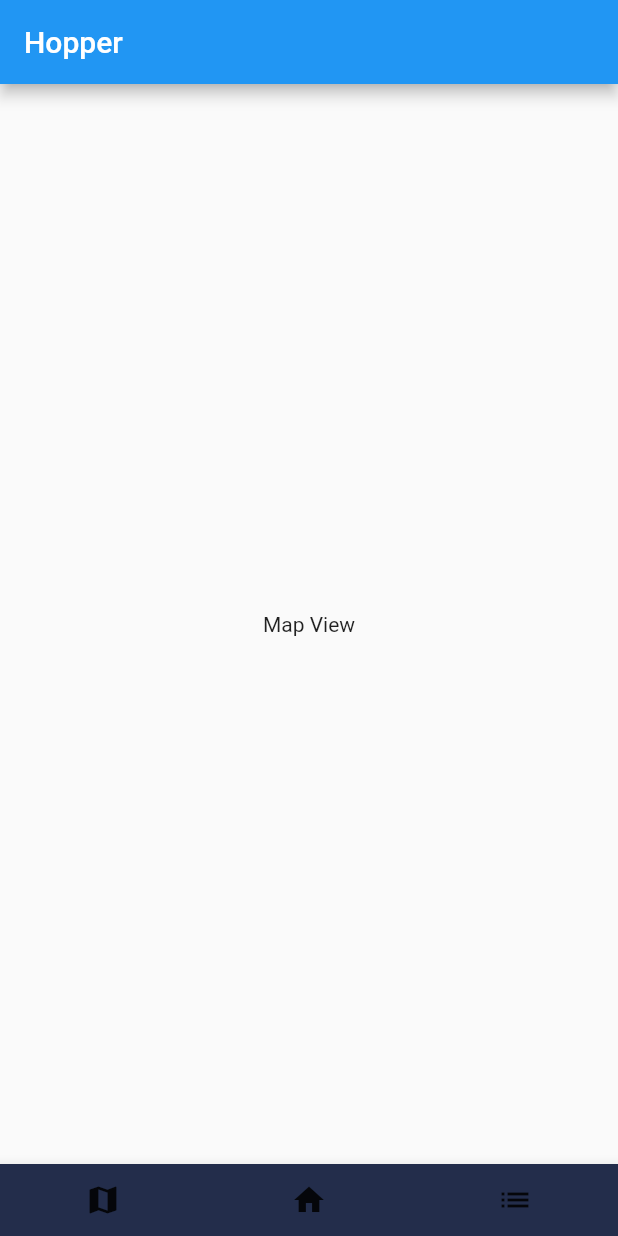
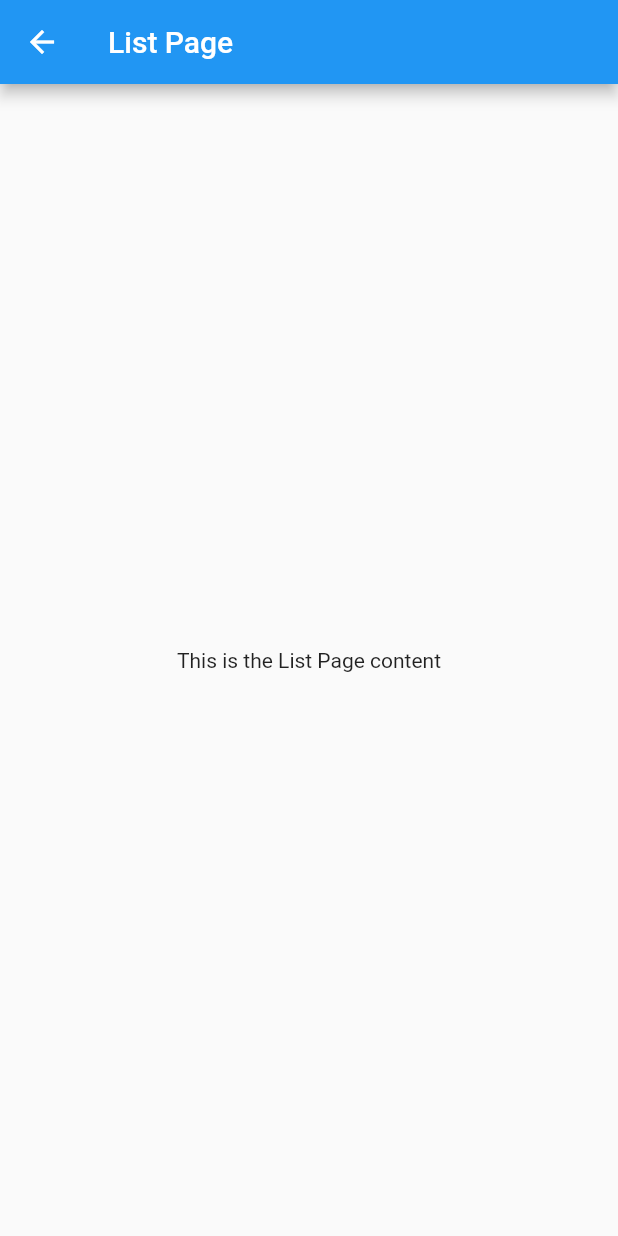
Before and after one commit to Project-Code-UVA/Hopper, a Flutter app: the screen it shows after launch, after a tap on the "list" icon, on a phone screen of 412 x 824 dp. Run offline on Flutter 3.47's test engine with Material 2 defaults, Android fonts, the phone set to English and light mode, and no system bars; missing offline and left inert: dart:html.

Commit message:
new list page

```diff
--- /dev/null
+++ b/lib/listpage.dart
@@ -0,0 +1,15 @@
+import 'package:flutter/material.dart';
+
+class ListPage extends StatelessWidget {
+  @override
+  Widget build(BuildContext context) {
+    return Scaffold(
+      appBar: AppBar(
+        title: Text('List Page'),
+      ),
+      body: Center(
+        child: Text('This is the List Page content'),
+      ),
+    );
+  }
+}
--- a/lib/main.dart
+++ b/lib/main.dart
@@ -1,3 +1,6 @@
+import 'dart:html';
+import 'listpage.dart';
+
 import 'package:flutter/material.dart';
 
 void main() {
@@ -13,6 +16,7 @@
     return MaterialApp(
       home: Scaffold(
         appBar: AppBar(
+          backgroundColor: Color.fromARGB(255, 35, 45, 75),
           title: Text('Hopper'), // Name of the app)
         ),
         body: MyMapScreen(), // Your map screen widget
@@ -56,6 +60,10 @@
           IconButton(
             icon: Icon(Icons.list),
             onPressed: () {
+              Navigator.push(
+                context,
+                MaterialPageRoute(builder: (context) => ListPage()),
+              );
               // Handle the list view button press
             },
           ),
@@ -133,7 +141,7 @@
         // TRY THIS: Try changing the color here to a specific color (to
         // Colors.amber, perhaps?) and trigger a hot reload to see the AppBar
         // change color while the other colors stay the same.
-        backgroundColor: Theme.of(context).colorScheme.inversePrimary,
+        backgroundColor: Colors.amber,
         // Here we take the value from the MyHomePage object that was created by
         // the App.build method, and use it to set our appbar title.
         title: Text(widget.title),
```
